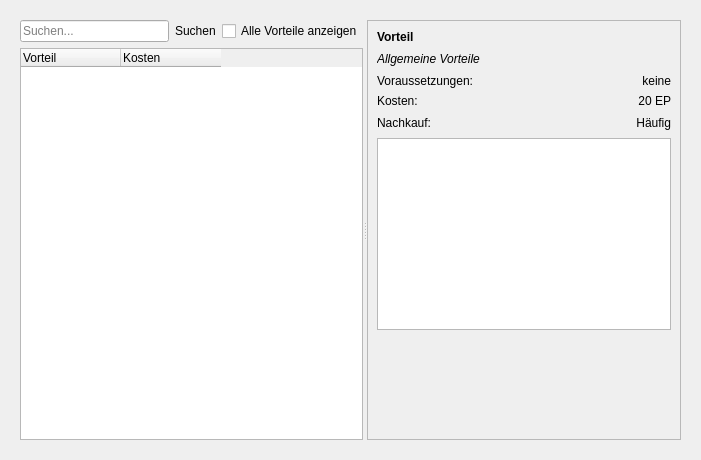
Qt form designer/CharakterVorteile.ui (Aeolitus/Sephrasto) before a commit.
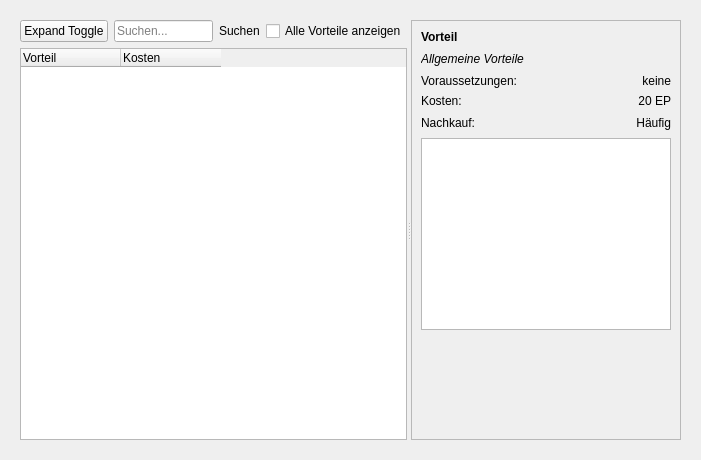
The same form after that commit.

Commit message: Vorteile/Freie Fert Picker/Waffen Picker/Rüstung Picker: add tree expand toggle

What changed in the file:
```diff
--- a/designer/CharakterVorteile.ui
+++ b/designer/CharakterVorteile.ui
@@ -35,6 +35,16 @@
       <layout class="QVBoxLayout" name="verticalLayout">
        <item>
         <layout class="QHBoxLayout" name="horizontalLayout">
+         <item>
+          <widget class="QPushButton" name="buttonExpandToggle">
+           <property name="text">
+            <string>Expand Toggle</string>
+           </property>
+           <property name="class" stdset="0">
+            <string>icon</string>
+           </property>
+          </widget>
+         </item>
          <item>
           <widget class="QLineEdit" name="nameFilterEdit">
            <property name="placeholderText">
@@ -173,7 +183,7 @@
         <rect>
          <x>0</x>
          <y>0</y>
-         <width>337</width>
+         <width>307</width>
          <height>418</height>
         </rect>
        </property>
```
The commit also changes 15 other files.
